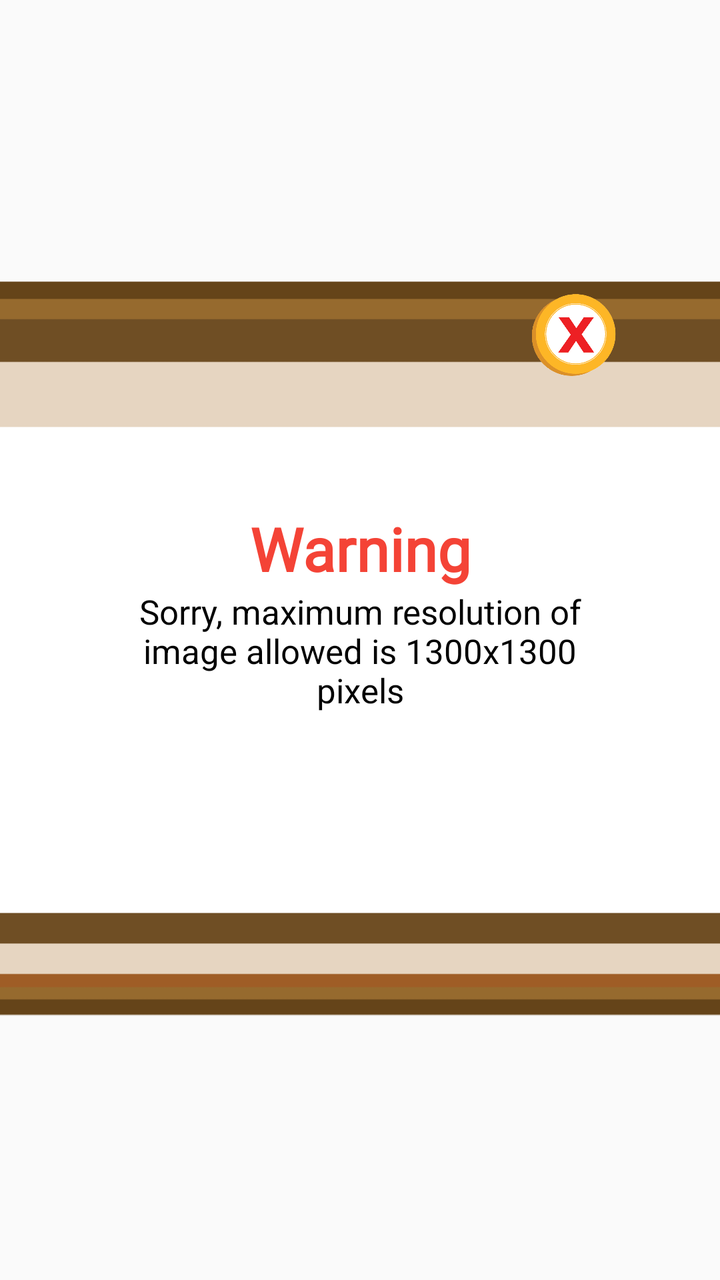
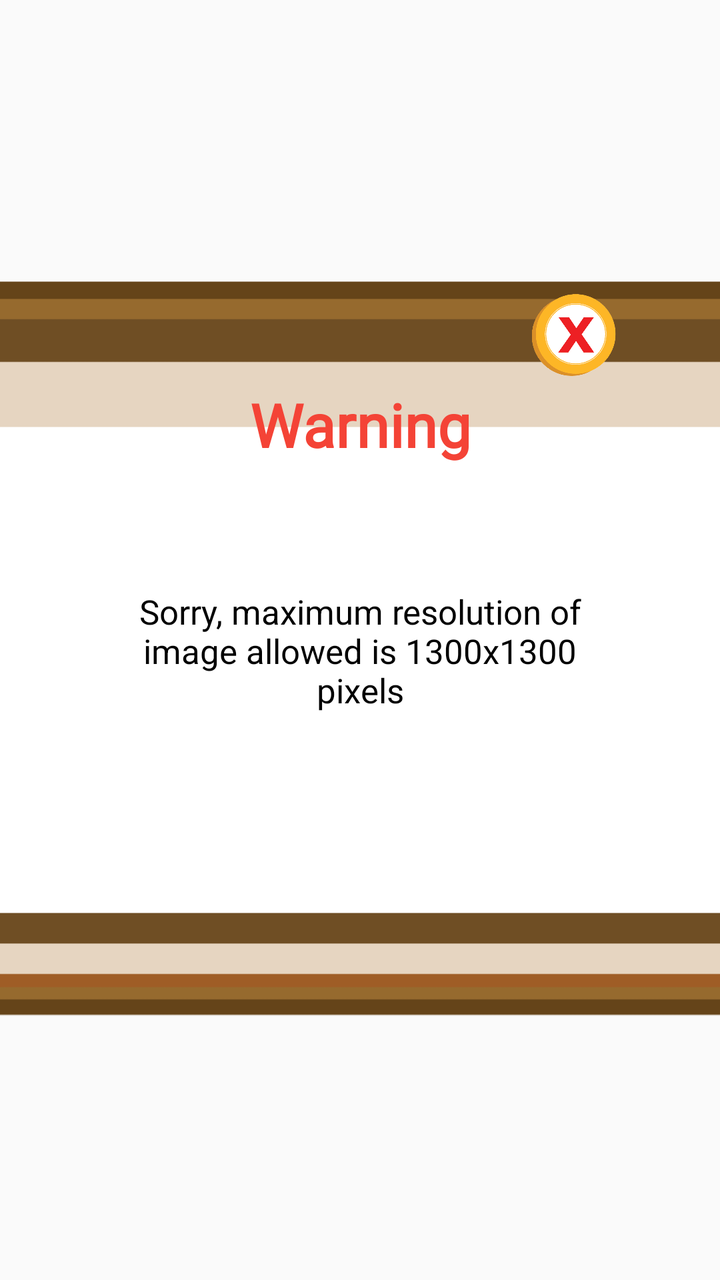

Before-and-after screenshots of an Android layout around one commit, followed by the original layout XML and the change that was made.
<!-- AndroidManifest.xml: application theme AppTheme -->
<!-- res/layout/image_warning.xml -->
<?xml version="1.0" encoding="utf-8"?>
<RelativeLayout xmlns:android="http://schemas.android.com/apk/res/android"
    android:layout_width="400dp"
    android:layout_height="250dp"
    android:layout_gravity="center"
    >

    <ImageView
        android:layout_width="match_parent"
        android:layout_height="match_parent"
        android:src="@mipmap/horizontalpopup"
        android:scaleType="centerCrop"/>

    <LinearLayout
        android:layout_width="match_parent"
        android:layout_height="match_parent"
        android:orientation="horizontal"
        android:gravity="center_vertical"
        android:weightSum="3"
        >

        <LinearLayout
            android:layout_width="0dp"
            android:layout_height="match_parent"
            android:layout_weight="0.4"></LinearLayout>

        <LinearLayout
            android:layout_width="0dp"
            android:layout_height="match_parent"
            android:layout_weight="2.2"
            android:weightSum="3"
            android:orientation="vertical">

            <LinearLayout
                android:layout_width="match_parent"
                android:layout_height="0dp"
                android:layout_weight="0.9">

                <RelativeLayout
                    android:layout_width="match_parent"
                    android:layout_height="match_parent">

                    <ImageView
                        android:id="@+id/circle_cancel_warning_popup"
                        android:layout_alignParentBottom="true"
                        android:layout_alignParentEnd="true"
                        android:layout_width="50dp"
                        android:layout_height="50dp"
                        android:src="@mipmap/canclebtn"
                        android:scaleType="centerCrop"/>
                </RelativeLayout>
            </LinearLayout>

            <LinearLayout
                android:layout_width="match_parent"
                android:layout_height="0dp"
                android:layout_weight="1.2"
                android:orientation="vertical"
                android:weightSum="2.5"
                android:gravity="center_vertical">

                <LinearLayout
                    android:layout_width="match_parent"
                    android:layout_height="0dp"
                    android:layout_weight="1"
                    >
                    <TextView
                        android:layout_width="match_parent"
                        android:layout_height="wrap_content"
                        android:text="Warning"
                        android:layout_gravity="bottom"
                        android:textAlignment="center"
                        android:textColor="@color/red"
                        android:fontFamily="@font/spookyfont"
                        android:textSize="30sp"
                        android:textStyle="bold"
                        />
                </LinearLayout>

                <LinearLayout
                    android:layout_width="match_parent"
                    android:layout_height="0dp"
                    android:layout_weight="1.5"
                    >

                    <TextView
                        android:layout_width="match_parent"
                        android:layout_height="wrap_content"
                        android:textSize="17sp"
                        android:text="Sorry, maximum resolution of image allowed is 1300x1300 pixels"
                        android:textColor="@color/black"
                        android:textAlignment="center"
                        />

                </LinearLayout>

            </LinearLayout>

            <LinearLayout
                android:layout_width="match_parent"
                android:layout_height="0dp"
                android:layout_weight="0.9"></LinearLayout>


        </LinearLayout>

        <LinearLayout
            android:layout_width="0dp"
            android:layout_height="match_parent"
            android:layout_weight="0.4"></LinearLayout>

    </LinearLayout>


</RelativeLayout>
<!-- resources referenced by this layout -->
<resources>
  <color name="black">#000000</color>
  <color name="red">#F44336</color>
  <!-- mipmap canclebtn: png bitmap (mipmap-xhdpi, 50472 bytes) -->
  <!-- mipmap horizontalpopup: png bitmap (mipmap-xhdpi, 17754 bytes) -->
  <style name="AppTheme" parent="Theme.AppCompat.Light.NoActionBar">
          
          <item name="colorPrimary">@color/colorPrimary</item>
          <item name="colorPrimaryDark">@color/colorPrimaryDark</item>
          <item name="colorAccent">@color/colorAccent</item>
          <item name="windowNoTitle">true</item>
      </style>
  <color name="colorPrimary">#2196F3</color>
  <color name="colorPrimaryDark">#00ffffff</color>
  <color name="colorAccent">#00ffffff</color>
</resources>

<!-- the commit's change to res/layout/image_warning.xml (unified diff, before → after) -->
@@ -68,7 +68,7 @@
                         android:layout_width="match_parent"
                         android:layout_height="wrap_content"
                         android:text="Warning"
-                        android:layout_gravity="bottom"
+                        android:layout_gravity="center_horizontal"
                         android:textAlignment="center"
                         android:textColor="@color/red"
                         android:fontFamily="@font/spookyfont"
